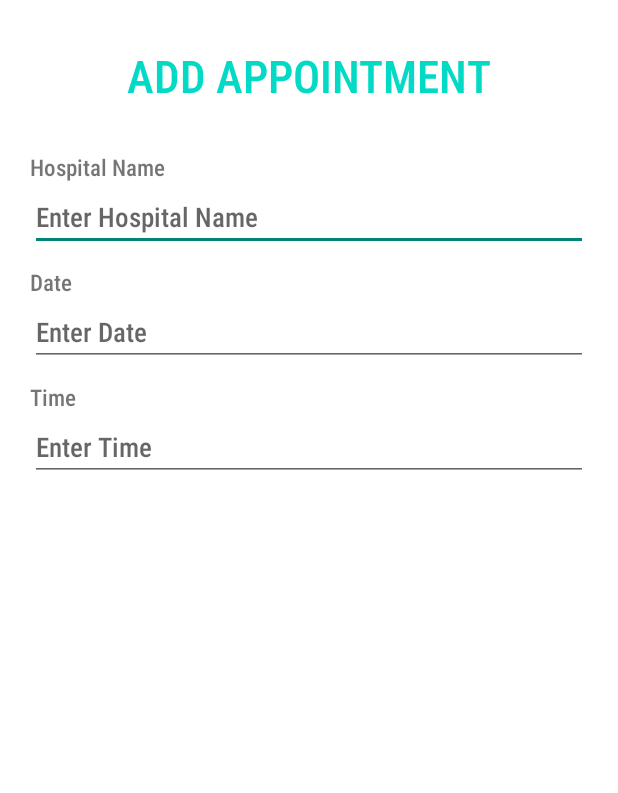
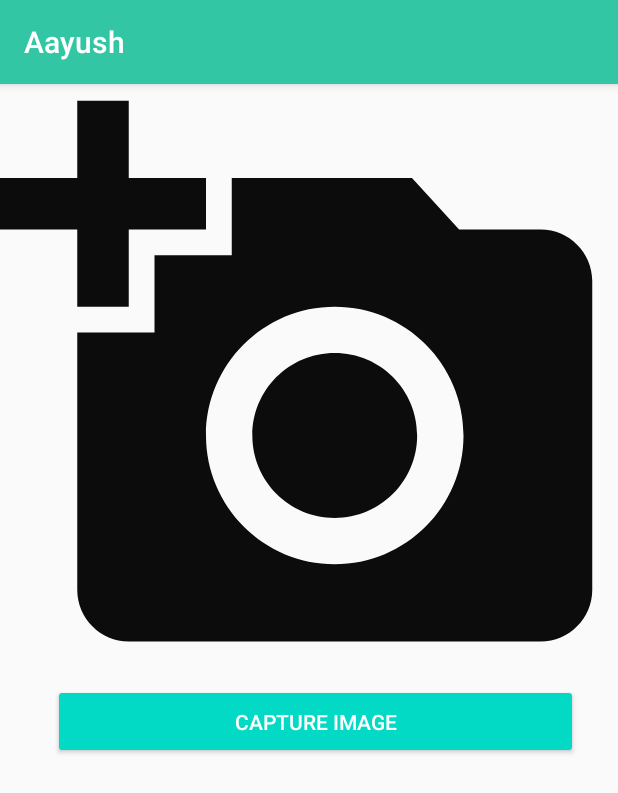
Before and after one commit to karthika251199/Aayush, an Android app: the Gridview screen opened directly, with no data from a screen before it, after a tap on an icon or button, on a phone screen of 412 x 824 dp. Shown: the top 793 px of the screen. Run offline under Robolectric (Android 15) with nearby library versions, the phone set to English and light mode, and no system bars; our stand-ins replace Firebase (no records; nobody signed in at launch, a user with empty details on screens opened directly).

Commit message:
added camera feature

```diff
--- a/app/src/main/AndroidManifest.xml
+++ b/app/src/main/AndroidManifest.xml
@@ -4,6 +4,9 @@
 
     <uses-permission android:name="android.permission.INTERNET" />
     <uses-permission android:name="android.permission.USE_BIOMETRIC" />
+    <uses-permission android:name="android.permission.CAMERA" />
+    <uses-permission android:name="android.permission.WRITE_EXTERNAL_STORAGE" />
+
 
     <application
         android:allowBackup="true"
@@ -14,6 +17,7 @@
         android:theme="@style/AppTheme">
         <activity android:name=".Gridview"></activity>
         <activity android:name=".Biometric" />
+        <activity android:name=".Image"></activity>
         <activity
             android:name=".Appointments"
             android:theme="@style/Theme.AppCompat.Light.NoActionBar" />
--- a/app/src/main/java/com/example/aaush/Gridview.java
+++ b/app/src/main/java/com/example/aaush/Gridview.java
@@ -4,8 +4,11 @@ import androidx.annotation.NonNull;
 import androidx.annotation.Nullable;
 import androidx.appcompat.app.AppCompatActivity;
 
+import android.Manifest;
 import android.content.Intent;
+import android.graphics.Bitmap;
 import android.os.Bundle;
+import android.provider.MediaStore;
 import android.view.Menu;
 import android.view.MenuItem;
 import android.view.View;
@@ -73,9 +76,11 @@ public class Gridview extends AppCompatActivity {
         camara.setOnClickListener(new View.OnClickListener() {
             @Override
             public void onClick(View view) {
-                startActivity(new Intent(getApplicationContext(),Appointments.class));
+                startActivity(new Intent(getApplicationContext(),Image.class));
             }
         });
+
+
 
         share.setOnClickListener(new View.OnClickListener() {
             @Override
@@ -91,6 +96,16 @@ public class Gridview extends AppCompatActivity {
                 startActivity(Intent.createChooser(sharingIntent, "Share Using"));
             }
         });
+
+
+    }
+
+
+    @Override
+    protected void onActivityResult(int requestCode, int resultCode, @Nullable Intent data) {
+        super.onActivityResult(requestCode, resultCode, data);
+
+        Bitmap bitmap = (Bitmap)data.getExtras().get("data");
 
 
     }
--- /dev/null
+++ b/app/src/main/java/com/example/aaush/Image.java
@@ -0,0 +1,109 @@
+package com.example.aaush;
+
+import androidx.annotation.NonNull;
+import androidx.annotation.Nullable;
+import androidx.annotation.RequiresApi;
+import androidx.appcompat.app.AppCompatActivity;
+
+import android.Manifest;
+import android.app.ActivityOptions;
+import android.content.ContentValues;
+import android.content.Intent;
+import android.content.pm.PackageManager;
+import android.net.Uri;
+import android.os.Build;
+import android.os.Bundle;
+import android.os.Handler;
+import android.provider.MediaStore;
+import android.util.Pair;
+import android.view.View;
+import android.view.WindowManager;
+import android.view.animation.Animation;
+import android.view.animation.AnimationUtils;
+import android.widget.Button;
+import android.widget.ImageView;
+import android.widget.TextView;
+import android.widget.Toast;
+
+public class Image extends AppCompatActivity {
+
+    private static final int PERMISSION_CODE=1000;
+    private static final int IMAGE_CAPTURE_CODE =1001 ;
+
+    Button mCaptureBtn;
+    ImageView mImageView;
+
+    Uri image_uri;
+
+    @Override
+    protected void onCreate(Bundle savedInstanceState) {
+        super.onCreate(savedInstanceState);
+        setContentView(R.layout.activity_image);
+
+        mImageView = findViewById(R.id.image_view);
+        mCaptureBtn = findViewById(R.id.capture_image_btn);
+
+        mCaptureBtn.setOnClickListener(new View.OnClickListener() {
+            @Override
+            public void  onClick(View v) {
+                if(Build.VERSION.SDK_INT >= Build.VERSION_CODES.M){
+                    if (checkSelfPermission(Manifest.permission.CAMERA) ==
+                            PackageManager.PERMISSION_DENIED ||
+                            checkSelfPermission(Manifest.permission.WRITE_EXTERNAL_STORAGE) ==
+                                    PackageManager.PERMISSION_DENIED){
+
+                        String [] permission = {Manifest.permission.CAMERA, Manifest.permission.WRITE_EXTERNAL_STORAGE};
+                        requestPermissions(permission, PERMISSION_CODE);
+                    }
+                    else {
+                        openCamera ();
+                    }
+
+                }
+                else {
+                    openCamera ();
+                }
+
+            }
+        });
+    }
+
+    private void openCamera(){
+        ContentValues values = new ContentValues();
+        values.put(MediaStore.Images.Media.TITLE, "New Picture");
+        values.put(MediaStore.Images.Media.DESCRIPTION, "From the camera");
+        image_uri = getContentResolver() .insert(MediaStore.Images.Media.EXTERNAL_CONTENT_URI, values);
+
+        Intent cameraIntent = new Intent(MediaStore.ACTION_IMAGE_CAPTURE);
+        cameraIntent.putExtra(MediaStore.EXTRA_OUTPUT, image_uri);
+        startActivityForResult(cameraIntent, IMAGE_CAPTURE_CODE);
+    }
+
+
+    @Override
+    public void onRequestPermissionsResult(int requestCode, @NonNull String[] permissions, @NonNull int[] grantResults) {
+        switch (requestCode){
+            case PERMISSION_CODE:{
+                if(grantResults.length > 0 && grantResults[0] ==
+                        PackageManager.PERMISSION_GRANTED) {
+                    openCamera();
+                }
+                else {
+                    Toast.makeText(this, "Permission denied...", Toast.LENGTH_SHORT).show();
+
+                }
+            }
+        }
+
+    }
+
+    @Override
+    protected void onActivityResult(int requestCode, int resultCode, Intent data) {
+
+        super.onActivityResult(requestCode, resultCode, data);
+        super.onActivityResult(requestCode, resultCode, data);
+        if (resultCode == RESULT_OK) {
+            mImageView.setImageURI(image_uri);
+        }
+    }
+}
--- /dev/null
+++ b/app/src/main/res/drawable/ic_image_black_24dp.xml
@@ -0,0 +1,5 @@
+<vector android:height="24dp" android:tint="#0D0C0D"
+    android:viewportHeight="24" android:viewportWidth="24"
+    android:width="24dp" xmlns:android="http://schemas.android.com/apk/res/android">
+    <path android:fillColor="@android:color/white" android:pathData="M3,4V1h2v3h3v2H5v3H3V6H0V4H3zM6,10V7h3V4h7l1.83,2H21c1.1,0 2,0.9 2,2v12c0,1.1 -0.9,2 -2,2H5c-1.1,0 -2,-0.9 -2,-2V10H6zM13,19c2.76,0 5,-2.24 5,-5s-2.24,-5 -5,-5s-5,2.24 -5,5S10.24,19 13,19zM9.8,14c0,1.77 1.43,3.2 3.2,3.2s3.2,-1.43 3.2,-3.2s-1.43,-3.2 -3.2,-3.2S9.8,12.23 9.8,14z"/>
+</vector>
--- a/app/src/main/res/layout/activity_appointments.xml
+++ b/app/src/main/res/layout/activity_appointments.xml
@@ -21,14 +21,19 @@
         android:transitionName="logo_text
 " />
 
+    <CalendarView
+        android:id="@+id/calendarView"
+        android:layout_width="362dp"
+        android:layout_height="316dp" />
+
     <TextView
         android:layout_width="match_parent"
         android:layout_height="wrap_content"
+        android:layout_marginTop="40dp"
         android:baselineAligned="false"
-        android:layout_marginTop="30dp"
-        android:textSize="15dp"
         android:fontFamily="sans-serif-condensed-medium"
-        android:text="Hospital Name" />
+        android:text="Hospital Name"
+        android:textSize="15dp" />
 
     <EditText
         android:layout_width="match_parent"
@@ -42,7 +47,7 @@
         android:layout_width="match_parent"
         android:layout_height="wrap_content"
         android:baselineAligned="false"
-        android:layout_marginTop="10dp"
+        android:layout_marginTop="25dp"
         android:textSize="15dp"
         android:fontFamily="sans-serif-condensed-medium"
         android:text="Date" />
@@ -60,7 +65,7 @@
         android:layout_width="match_parent"
         android:layout_height="wrap_content"
         android:baselineAligned="false"
-        android:layout_marginTop="10dp"
+        android:layout_marginTop="25dp"
         android:textSize="15dp"
         android:fontFamily="sans-serif-condensed-medium"
         android:text="Time" />
@@ -71,8 +76,14 @@
         android:layout_height="wrap_content"
         android:ems="10"
         android:fontFamily="sans-serif-condensed-medium"
-        android:inputType="textPersonName"
-        android:hint="Enter Time" />
+        android:hint="Enter Time"
+        android:inputType="textPersonName" />
+
+    <Button
+        android:id="@+id/button"
+        android:layout_width="match_parent"
+        android:layout_height="wrap_content"
+        android:text="Save" />
 
 
 </LinearLayout>
--- /dev/null
+++ b/app/src/main/res/layout/activity_image.xml
@@ -0,0 +1,26 @@
+<?xml version="1.0" encoding="utf-8"?>
+<LinearLayout xmlns:android="http://schemas.android.com/apk/res/android"
+    xmlns:app="http://schemas.android.com/apk/res-auto"
+    xmlns:tools="http://schemas.android.com/tools"
+    android:layout_width="match_parent"
+    android:layout_height="match_parent"
+    tools:context=".Image"
+    tools:ignore="ExtraText"
+    android:orientation="vertical">
+
+    <ImageView
+        android:id="@+id/image_view"
+        android:layout_width="match_parent"
+        android:layout_height="400dp"
+        android:scaleType="centerCrop"
+        android:src="@drawable/ic_image_black_24dp" />
+
+    <Button
+        android:id="@+id/capture_image_btn"
+        style="@style/Base.Widget.AppCompat.Button.Colored"
+        android:layout_width="350dp"
+        android:layout_height="50dp"
+        android:layout_marginHorizontal="35dp"
+
+        android:text="Capture Image" />
+</LinearLayout>
```
